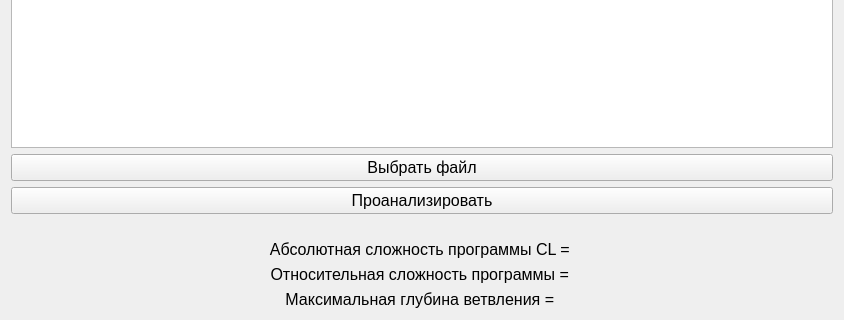
This is 4/Lab2/src/MainWidget/MainWidget.ui in VadVergasov/MSCIT as Qt 5 draws it before an edit; both pictures show x 0 to 844 and y 270 to 590 of the 844 by 590 pixel window. The edited form follows.
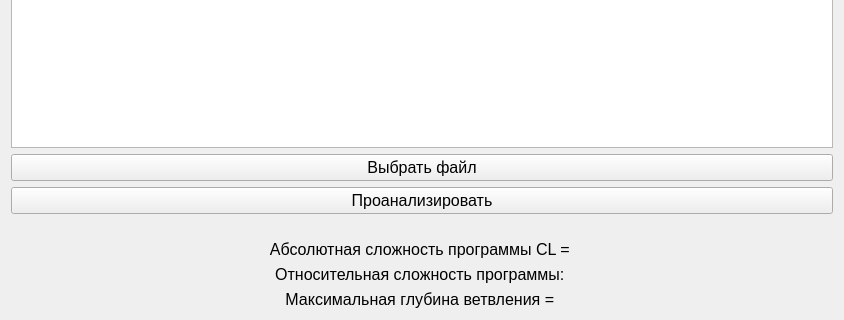
This is the edited form.

The edit to the form file:
```diff
--- a/4/Lab2/src/MainWidget/MainWidget.ui
+++ b/4/Lab2/src/MainWidget/MainWidget.ui
@@ -86,7 +86,7 @@
    <item>
     <widget class="QLabel" name="relativeLabel">
      <property name="text">
-      <string>Относительная сложность программы = </string>
+      <string>Относительная сложность программы: </string>
      </property>
      <property name="alignment">
       <set>Qt::AlignCenter</set>
```
